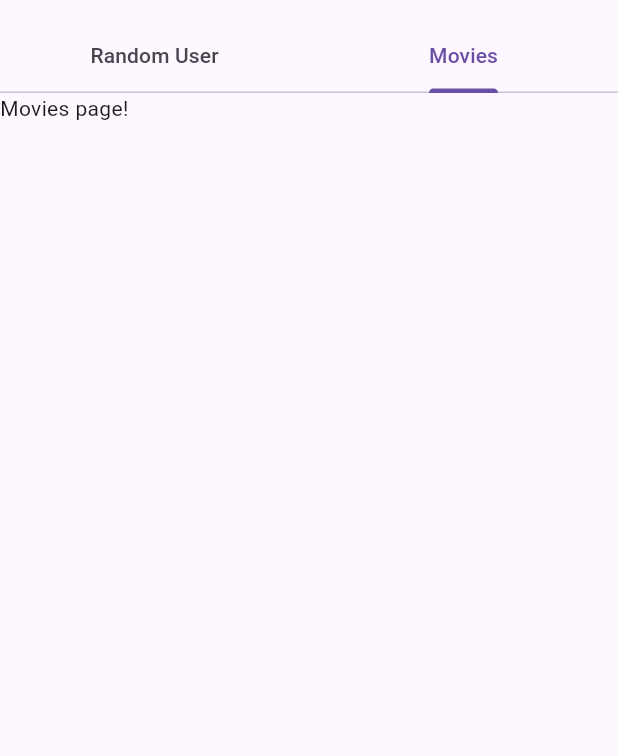
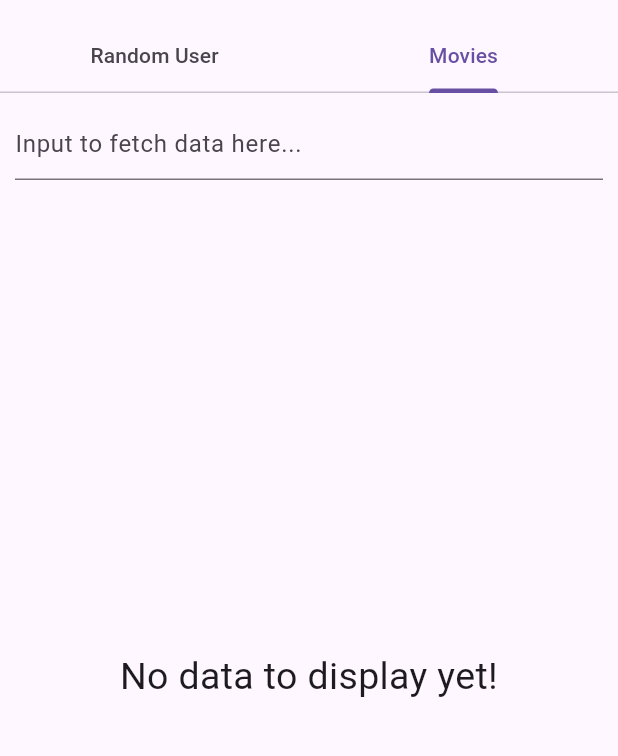
Before and after one commit to blocksombr31/lab8_bsb, a Flutter app: the screen it shows after launch, tab 2 chosen, on a phone screen of 412 x 824 dp, the part 63-819 px from its top. Run offline on Flutter 3.47's test engine with Material 3 defaults, Android fonts, the phone set to English and light mode, and no system bars.

Commit message:
updated movies to have the same layout as random user

```diff
--- a/lib/movies.dart
+++ b/lib/movies.dart
@@ -1,10 +1,75 @@
 import 'package:flutter/material.dart';
 
-class Movies extends StatelessWidget {
+// simply set movie state to _moviesstate
+class Movies extends StatefulWidget {
   const Movies({super.key});
 
   @override
+  State<Movies> createState() => _MoviesState();
+}
+
+class _MoviesState extends State<Movies> {
+  // create the controller for our text field
+  final TextEditingController _controller = TextEditingController();
+
+  // create the list that will display data we fetch
+  final List<String> _movies = [];
+
+  // function for actually getting data from movies website using
+  // the value from our text field
+  void _getData(String value) {
+    // todo
+  }
+
+  @override
+  void dispose() {
+    super.dispose();
+    _controller.dispose();
+  }
+
+  @override
   Widget build(BuildContext context) {
-    return Text('Movies page!');
+    // set the contents of this page to contain a column
+    // with a textfield and listview
+    return Padding(
+      padding: EdgeInsetsGeometry.all(10.0),
+      child: Column(
+        children: [
+          // set the controller of our text field and call function to get data
+          TextField(
+            controller: _controller,
+            onSubmitted:(value) => _getData(value),
+            decoration: InputDecoration(hintText: 'Input to fetch data here...'),
+          ),
+          // add some space between text field and list for easier reading
+          const SizedBox(height: 10.0),
+          // ensure we have data to display, if we don't inform the user of
+          // that, and if we do display it in a listview
+          Expanded(
+            child: _movies.isEmpty
+            ?
+            Center (child:
+              Text (
+                textAlign: TextAlign.center,
+                'No data to display yet!',
+                style: TextStyle(
+                  fontSize: 25.0
+                ),
+              ),
+            )
+            :
+            ListView.separated(
+              separatorBuilder: (_, __) => const Divider(),
+              itemCount: _movies.length,
+              itemBuilder: (context, i) {
+                return ListTile(
+                  title: Text(_movies[i])
+                );
+              },
+            )
+          )
+        ],
+      ),
+    );
   }
 }
--- a/lib/random_user.dart
+++ b/lib/random_user.dart
@@ -13,7 +13,7 @@ class _RandomUserState extends State<RandomUser> {
   final TextEditingController _controller = TextEditingController();
 
   // create the list that will display data we fetch
-  final List<String> _users = ['Fake user here!'];
+  final List<String> _users = [];
 
   // function for actually getting data from random user website using
   // the value from our text field
@@ -39,6 +39,7 @@ class _RandomUserState extends State<RandomUser> {
           TextField(
             controller: _controller,
             onSubmitted:(value) => _getData(value),
+            decoration: InputDecoration(hintText: 'Input to fetch data here...'),
           ),
           // add some space between text field and list for easier reading
           const SizedBox(height: 10.0),
@@ -51,7 +52,10 @@ class _RandomUserState extends State<RandomUser> {
               Text (
                 textAlign: TextAlign.center,
                 'No data to display yet!',
+                style: TextStyle(
+                  fontSize: 25.0
                 ),
+              ),
             )
             :
             ListView.separated(
```
